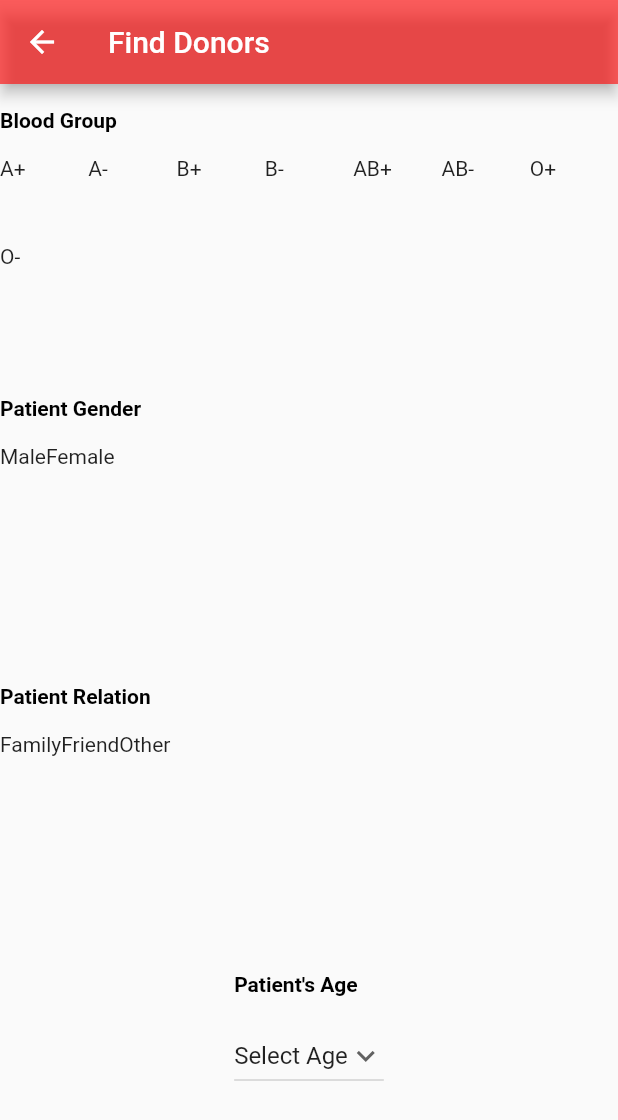
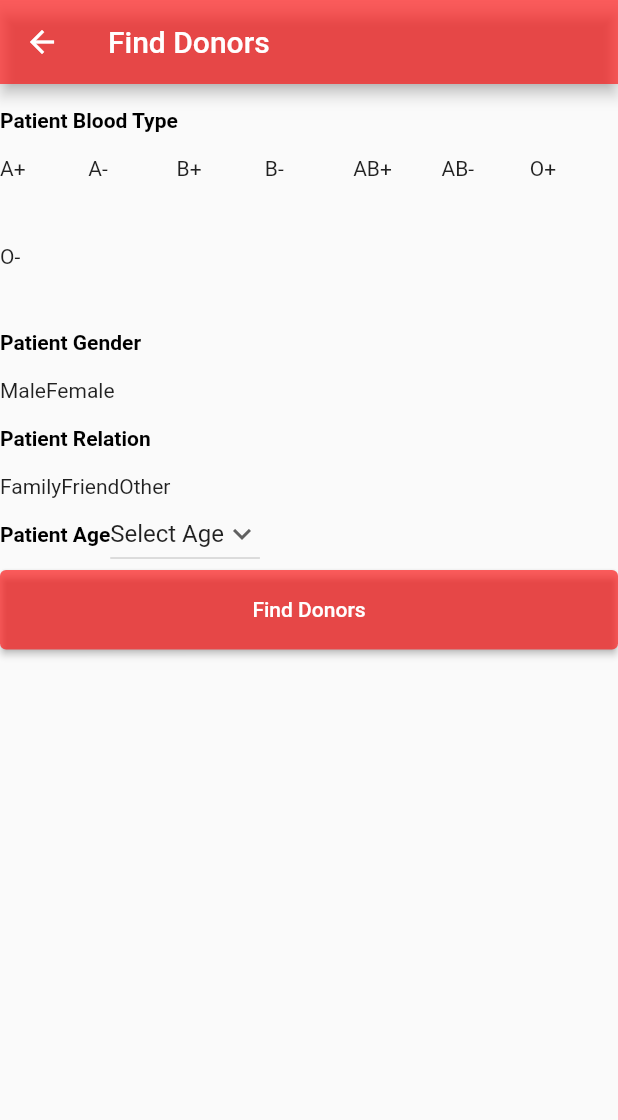
Before and after one commit to hrithikwins/bloodbank_app, a Flutter app: the FindDonors screen opened by its route, on a phone screen of 412 x 824 dp. Shown: the top 1120 px of the screen. Run offline on Flutter 3.47's test engine with Material 2 defaults, Android fonts, the phone set to English and light mode, and no system bars; our stand-ins replace cloud_firestore, device_preview, firebase_auth, firebase_core, logger, otp_text_field and 1 more; accounts and stored records are empty; generated files the repository leaves out were written again.

Commit message:
renamed files

```diff
--- a/lib/constants/data_constants.dart
+++ b/lib/constants/blood_groups.dart
@@ -1,4 +1,4 @@
-const bloodGroup = [
+const bloodGroups = [
   "A+",
   "A-",
   "B+",
--- a/lib/screens/find_donors.dart
+++ b/lib/screens/find_donors.dart
@@ -1,6 +1,8 @@
-import 'package:bloodbank_app/constants/data_constants.dart';
-import 'package:bloodbank_app/widgets/title_widget.dart';
+import 'package:bloodbank_app/constants/blood_groups.dart';
+import 'package:bloodbank_app/widgets/title_widgets.dart';
 import 'package:flutter/material.dart';
+
+import '../constants/routes.dart';
 
 class FindDonors extends StatelessWidget {
   const FindDonors({super.key});
@@ -9,21 +11,27 @@ class FindDonors extends StatelessWidget {
   Widget build(BuildContext context) {
     return Scaffold(
       appBar: AppBar(
-        title: Text("Find Donors"),
+        leading: IconButton(
+          icon: const Icon(Icons.arrow_back),
+          onPressed: () {
+            Navigator.pop(context);
+          },
         ),
-      body: Column(
+        title: const Text('Find Donors'),
+      ),
+      body: ListView(
         children: [
           titleWithWidget(
-            "Blood Group",
-            Expanded(
+            "Patient Blood Type",
+            SizedBox(
+              height: 100,
+              width: double.infinity,
               child: GridView.count(
                 crossAxisCount: 7,
-                children: bloodGroup
-                    .map(
-                      (e) => Text(
-                        e,
-                      ),
-                    )
+                children: bloodGroups
+                    .map((e) => Container(
+                          child: Text(e),
+                        ))
                     .toList(),
               ),
             ),
@@ -32,34 +40,44 @@ class FindDonors extends StatelessWidget {
             "Patient Gender",
             Row(
               children: [
-                  Text("Male"),
-                  Text("Female"),
+                Container(
+                  child: Text("Male"),
+                ),
+                Container(
+                  child: Text("Female"),
+                ),
               ],
-              )),
+            ),
+          ),
           titleWithWidget(
               "Patient Relation",
               Row(
                 children: [
-                  Text("Family"),
-                  Text("Friend"),
-                  Text("Other"),
+                  Container(
+                    child: Text("Family"),
+                  ),
+                  Container(
+                    child: Text("Friend"),
+                  ),
+                  Container(
+                    child: Text("Other"),
+                  ),
                 ],
               )),
           titleWithWidget(
-            "Patient's Age",
+            "Patient Age",
             DropdownButton(
               // Initial Value
               value: "Select Age",
-
               // Down Arrow Icon
               icon: const Icon(Icons.keyboard_arrow_down),
-
+              // Array of age from 18 to 60
               items: [
                 DropdownMenuItem(
                   child: Text("Select Age"),
                   value: "Select Age",
                 ),
-                for (int i = 18; i <= 60; i++)
+                for (var i = 18; i <= 60; i++)
                   DropdownMenuItem(
                     child: Text(i.toString()),
                     value: i,
@@ -74,23 +92,26 @@ class FindDonors extends StatelessWidget {
               //   });
               // },
             ),
+            flex: Axis.horizontal,
+          ),
+          ElevatedButton(
+            onPressed: () => {Navigator.pushNamed(context, Routes.donorsMap)},
+            child: Text("Find Donors"),
           ),
         ],
       ),
     );
   }
 
-  Expanded titleWithWidget(String title, Widget widget) {
-    return Expanded(
-      child: Column(
+  Flex titleWithWidget(String title, Widget widget,
+      {Axis flex = Axis.vertical}) {
+    return Flex(
+      direction: flex,
       crossAxisAlignment: CrossAxisAlignment.start,
       children: [
-          TitleWidget(
-            title,
-          ),
-          widget
+        TitleWidget(title),
+        widget,
       ],
-      ),
     );
   }
 }
```
Also changed, not shown: lib/widgets/title_widgets.dart (renamed from lib/widgets/title_widget.dart). Lines whose indentation alone changed are shown as unchanged.
